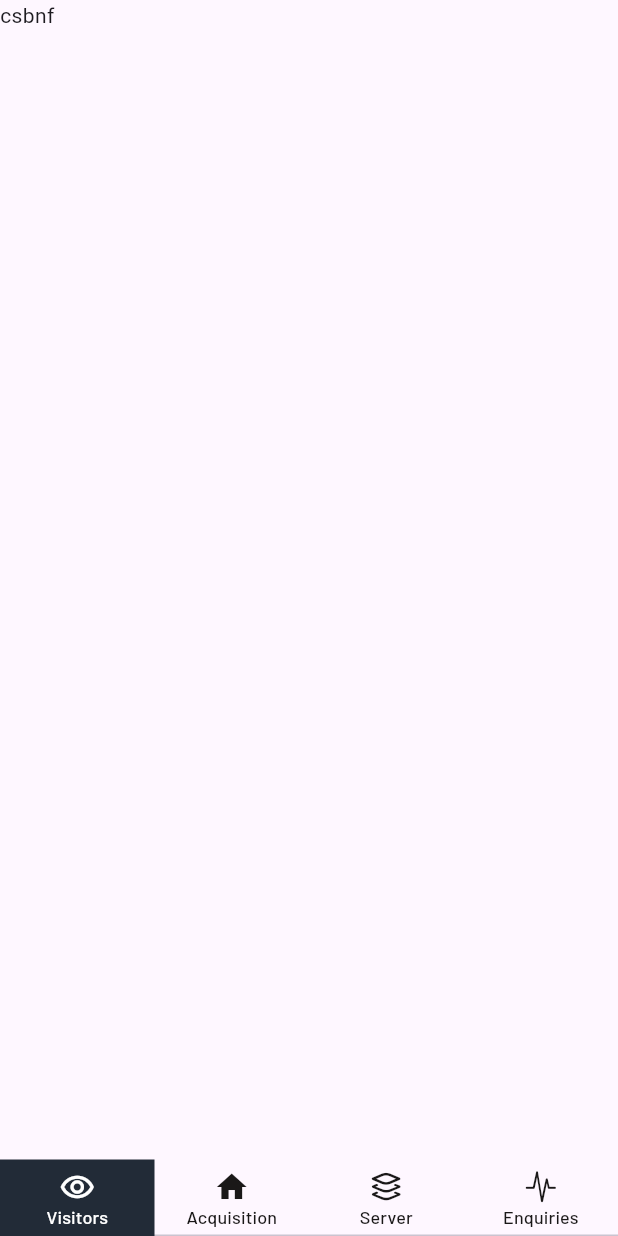
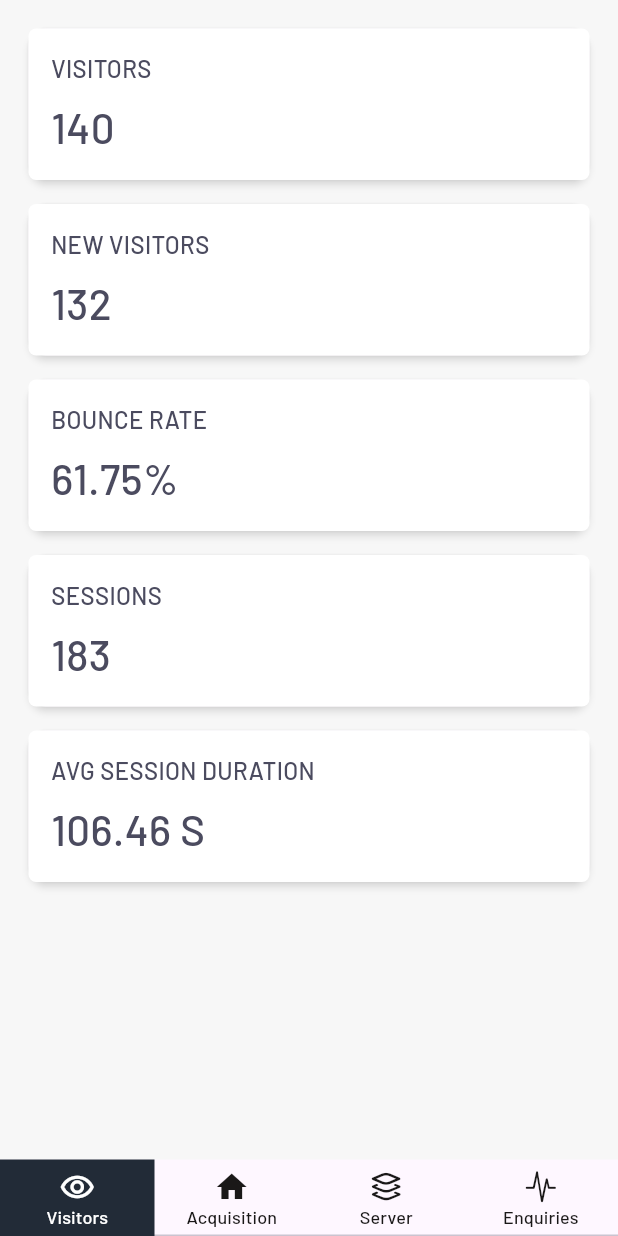
Before and after one commit to mirza-d3x/red_dog, a Flutter app: the screen it shows after launch, on a phone screen of 412 x 824 dp. Run offline on Flutter 3.47's test engine with Material 3 defaults, Android fonts, the phone set to English and light mode, and no system bars.

Commit message:
creating visitors screen

```diff
--- a/lib/features/tabs/visitors_screen.dart
+++ b/lib/features/tabs/visitors_screen.dart
@@ -1,4 +1,6 @@
 import 'package:flutter/material.dart';
+import 'package:reddog_mobile_app/styles/colors.dart';
+import 'package:reddog_mobile_app/widgets/tiles.dart';
 
 class VisitorsScreen extends StatefulWidget {
   const VisitorsScreen({super.key});
@@ -12,7 +14,30 @@ class _VisitorsScreenState extends State<VisitorsScreen> {
   Widget build(BuildContext context) {
     return SafeArea(
         child: Scaffold(
-          body: Text('csbnf'),
+          backgroundColor: bgColor,
+          body: Padding(
+            padding: const EdgeInsets.all(15.0),
+            child: SingleChildScrollView(
+              child: Column(
+                children: [
+                  tiles('VISITORS', '140'),
+
+                  const SizedBox(height: 8),
+                  tiles('NEW VISITORS', '132'),
+
+                  const SizedBox(height: 8),
+                  tiles('BOUNCE RATE', '61.75%'),
+
+                  const SizedBox(height: 8),
+                  tiles('SESSIONS', '183'),
+
+                  const SizedBox(height: 8),
+                  tiles('AVG SESSION DURATION', '106.46 S'),
+                ],
+              )
+
+            ),
+          ),
         )
     );
   }
--- a/lib/styles/colors.dart
+++ b/lib/styles/colors.dart
@@ -17,3 +17,7 @@ const hintColor = Color.fromRGBO(108, 121, 133,1);
 const blackColor = Color.fromRGBO(26, 24, 24, 1);
 
 const privacyTextColor = Color.fromRGBO(108, 117, 125, 1);
+
+const bgColor = Color.fromRGBO(247, 247, 247, 1);
+
+const normalTextColor = Color.fromRGBO(75, 75, 95, 1);
--- a/lib/styles/text_styles.dart
+++ b/lib/styles/text_styles.dart
@@ -72,3 +72,15 @@ TextStyle privacyTextStyle = const TextStyle(
   color: privacyTextColor,
   fontSize: 16,
 );
+
+TextStyle tileTitleTextStyle = const TextStyle(
+  fontFamily: _mediumFont,
+  color: normalTextColor,
+  fontSize: 16,
+);
+
+TextStyle tileNumberTextStyle = const TextStyle(
+  fontFamily: _mediumFont,
+  color: normalTextColor,
+  fontSize: 28,
+);
--- /dev/null
+++ b/lib/widgets/tiles.dart
@@ -0,0 +1,35 @@
+import 'package:flutter/cupertino.dart';
+import 'package:flutter/material.dart';
+import 'package:reddog_mobile_app/styles/colors.dart';
+
+import '../styles/text_styles.dart';
+
+Widget tiles(String title,String number){
+  return Card(
+    elevation: 2,
+    shadowColor: whiteColor,
+    child: Container(
+      width: double.infinity,
+      padding: const EdgeInsets.all(15),
+      decoration: BoxDecoration(
+        borderRadius: BorderRadius.circular(5),
+        color: whiteColor,
+      ),
+      child: Column(
+        crossAxisAlignment: CrossAxisAlignment.start,
+        children: [
+          Text(
+           title,
+            style: tileTitleTextStyle,
+          ),
+
+          const SizedBox(height: 8),
+          Text(
+            number,
+            style: tileNumberTextStyle,
+          )
+        ],
+      ),
+    ),
+  );
+}
```
